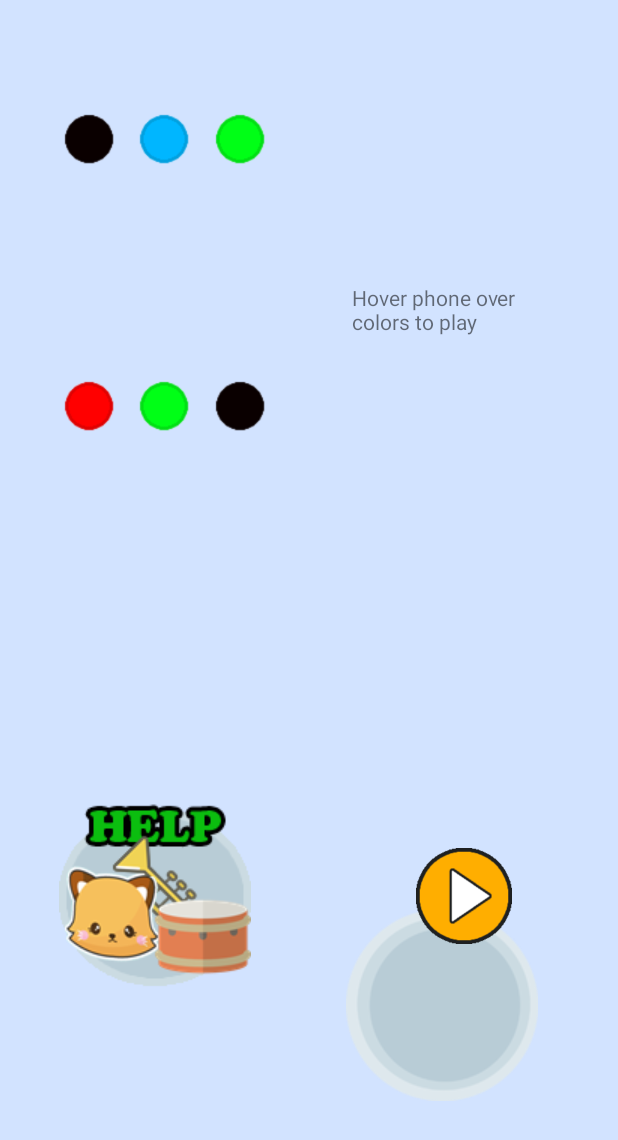
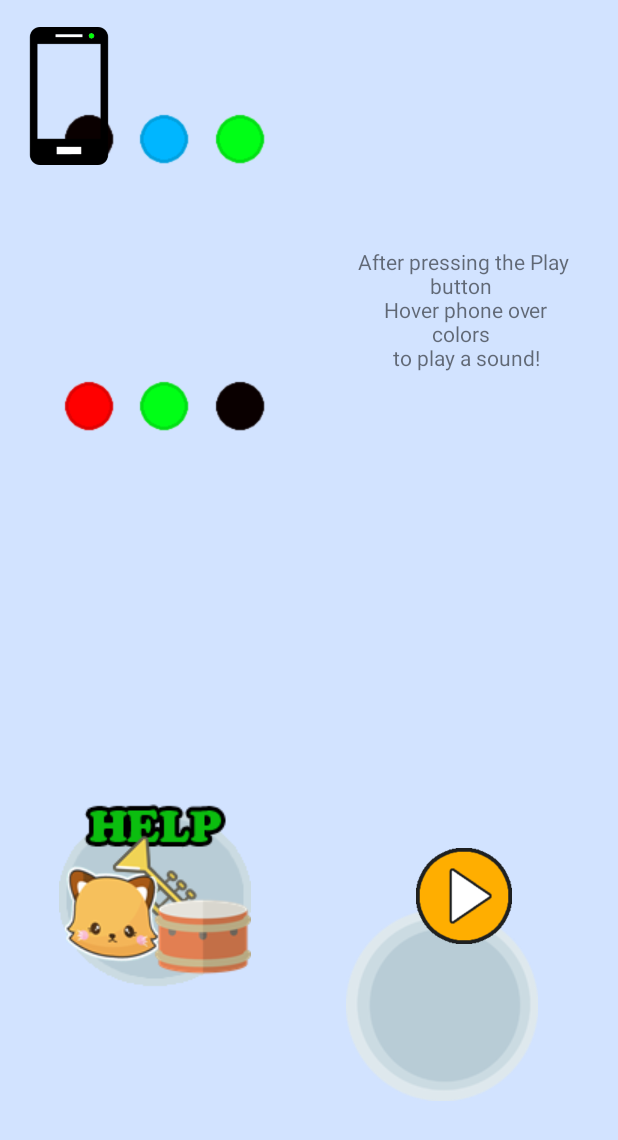
Before and after one commit to ulfelf/lattjar_lite_003, an Android app: the layout tutorial_howtoplay.xml on its own in the app's theme, with its tools: preview values and no code run, on a phone screen of 412 x 824 dp. Shown: the top 1140 px of the screen. Run offline under Robolectric (Android 15) with nearby library versions, the phone set to English and light mode, and no system bars.

Commit message:
commit and push push push

```diff
--- a/app/src/main/res/layout/tutorial_howtoplay.xml
+++ b/app/src/main/res/layout/tutorial_howtoplay.xml
@@ -57,6 +57,7 @@
         android:layout_marginStart="8dp"
         android:layout_marginTop="8dp"
         android:text="@string/instruction"
+        android:textAlignment="center"
         app:layout_constraintBottom_toTopOf="@+id/video_guide_bottom"
         app:layout_constraintEnd_toStartOf="@+id/text_guide_right"
         app:layout_constraintHeight_default="wrap"
@@ -173,7 +174,7 @@
         app:srcCompat="@drawable/circle_red" />
 
     <ImageView
-        android:id="@+id/imageView5"
+        android:id="@+id/img_greendot2"
         android:layout_width="50dp"
         android:layout_height="50dp"
         android:layout_marginBottom="8dp"
@@ -189,7 +190,7 @@
         app:srcCompat="@drawable/circle_green" />
 
     <ImageView
-        android:id="@+id/imageView6"
+        android:id="@+id/img_blackdot2"
         android:layout_width="50dp"
         android:layout_height="50dp"
         android:layout_marginBottom="8dp"
@@ -202,7 +203,15 @@
         app:layout_constraintStart_toStartOf="parent"
         app:layout_constraintTop_toTopOf="parent"
         app:layout_constraintVertical_bias="0.313"
-        app:srcCompat="@drawable/circle_black" /><![CDATA[
+        app:srcCompat="@drawable/circle_black" />
+
+    <ImageView
+        android:id="@+id/img_phone"
+        android:layout_width="92dp"
+        android:layout_height="128dp"
+        app:srcCompat="@drawable/icon_phone"
+        tools:layout_editor_absoluteX="30dp"
+        tools:layout_editor_absoluteY="62dp" /><![CDATA[
 
 
 
--- a/app/src/main/res/values/strings.xml
+++ b/app/src/main/res/values/strings.xml
@@ -1,5 +1,5 @@
 <resources>
     <string name="app_name">lattjar_lite_003</string>
-    <string name="instruction">Hover phone over colors to play</string>
+    <string name="instruction">After pressing the Play button \n Hover phone over colors \n to play a sound!</string>
     <string name="title_activity_balloon">balloonActivity</string>
 </resources>
```
Also changed, not shown: app/src/main/AndroidManifest.xml (+5 -6 lines), app/src/main/java/com/example/lattjar_lite_003/MainActivity.java (+52 -7 lines).
